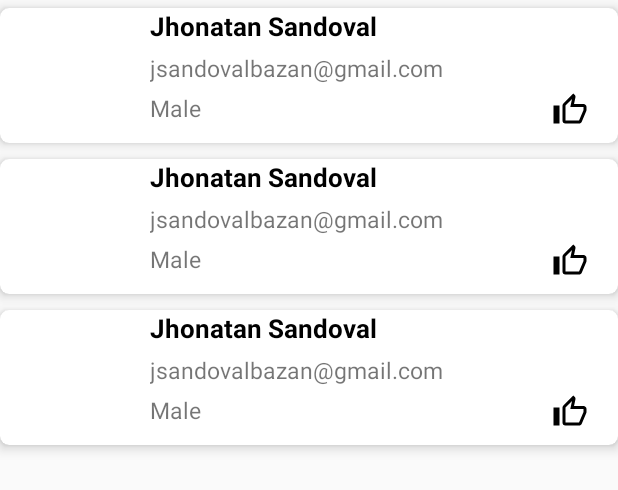
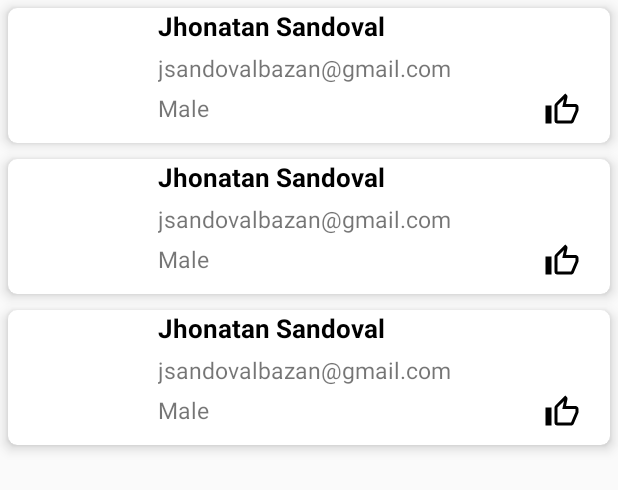
Before and after one commit to JhonatanSandoval/RandomUsers, an Android app: the layout activity_main.xml on its own in the app's theme, with its tools: preview values and no code run, on a phone screen of 412 x 824 dp. Shown: the top 490 px of the screen. Run offline under Robolectric (Android 15) with nearby library versions, the phone set to English and light mode, and no system bars; network calls fail.

Commit message:
Changing margins.

```diff
--- a/app/src/main/res/layout/item_user.xml
+++ b/app/src/main/res/layout/item_user.xml
@@ -5,8 +5,7 @@
     xmlns:tools="http://schemas.android.com/tools"
     android:layout_width="match_parent"
     android:layout_height="wrap_content"
-    android:layout_marginTop="5dp"
-    android:layout_marginBottom="5dp"
+    android:layout_margin="5dp"
     app:cardCornerRadius="6dp"
     app:cardElevation="5dp"
     >
```
